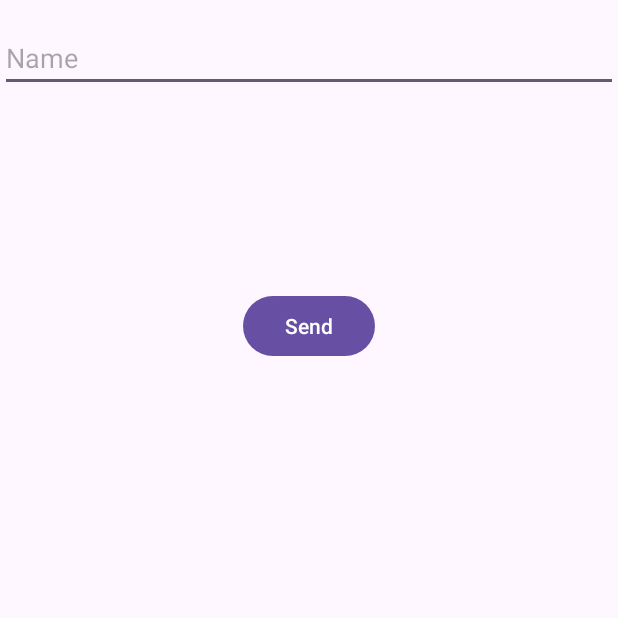
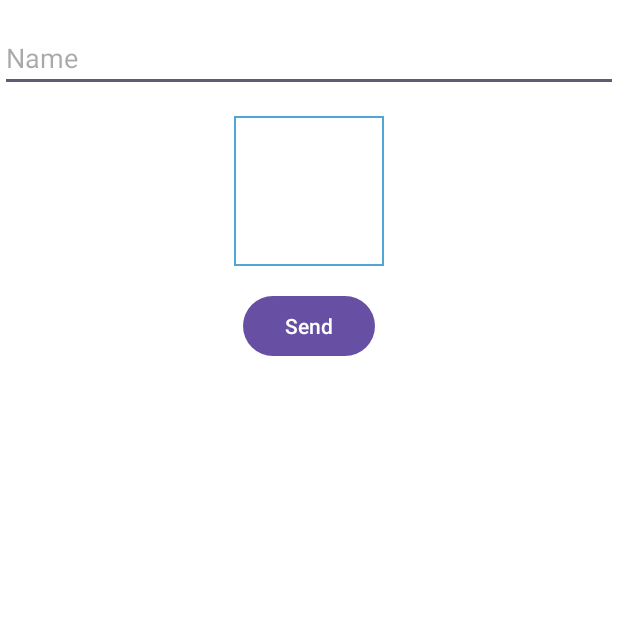
Before and after one commit to paul-adaimi/sticker-messenger, an Android app: the SendAndReceive screen opened directly, with no data from a screen before it, on a phone screen of 412 x 824 dp, the top half of it. Run offline under Robolectric (Android 15) with nearby library versions, the phone set to English and light mode, and no system bars; our stand-ins replace Firebase (no records; nobody signed in at launch, a user with empty details on screens opened directly).

Commit message:
added rect

```diff
--- /dev/null
+++ b/app/src/main/res/drawable/rectangle.xml
@@ -0,0 +1,4 @@
+<shape xmlns:android="http://schemas.android.com/apk/res/android" android:shape="rectangle" >
+    <solid android:color="@android:color/white" />
+    <stroke android:width="1dip" android:color="#4fa5d5"/>
+</shape>
--- a/app/src/main/res/layout/activity_send_and_receive.xml
+++ b/app/src/main/res/layout/activity_send_and_receive.xml
@@ -3,6 +3,7 @@
     xmlns:tools="http://schemas.android.com/tools"
     android:layout_width="match_parent"
     android:layout_height="match_parent"
+    android:background="@color/white"
     tools:context=".SendAndReceive">
 
     <EditText
@@ -11,21 +12,22 @@
         android:layout_height="wrap_content"
         android:layout_marginTop="16dp"
         android:ems="10"
+        android:hint="Name"
         android:inputType="text"
-        android:hint="Name"
-        app:layout_constraintTop_toTopOf="parent"
+        app:layout_constraintEnd_toEndOf="parent"
         app:layout_constraintStart_toStartOf="parent"
-        app:layout_constraintEnd_toEndOf="parent" />
+        app:layout_constraintTop_toTopOf="parent" />
 
     <ImageView
         android:id="@+id/selected_sticker"
         android:layout_width="100dp"
         android:layout_height="100dp"
+        android:layout_marginTop="16dp"
+        android:background="@drawable/rectangle"
         android:onClick="openStickersDialog"
-        app:layout_constraintTop_toBottomOf="@+id/receiver_name"
+        app:layout_constraintEnd_toEndOf="parent"
         app:layout_constraintStart_toStartOf="parent"
-        app:layout_constraintEnd_toEndOf="parent"
-        android:layout_marginTop="16dp" />
+        app:layout_constraintTop_toBottomOf="@+id/receiver_name" />
 
     <Button
         android:id="@+id/send_btn"
@@ -42,10 +44,10 @@
         android:id="@+id/recyclerView"
         android:layout_width="0dp"
         android:layout_height="0dp"
-        app:layout_constraintTop_toBottomOf="@id/send_btn"
+        android:layout_marginTop="16dp"
         app:layout_constraintBottom_toBottomOf="parent"
+        app:layout_constraintEnd_toEndOf="parent"
         app:layout_constraintStart_toStartOf="parent"
-        app:layout_constraintEnd_toEndOf="parent"
-        android:layout_marginTop="16dp" />
+        app:layout_constraintTop_toBottomOf="@id/send_btn" />
 
 </androidx.constraintlayout.widget.ConstraintLayout>
```
